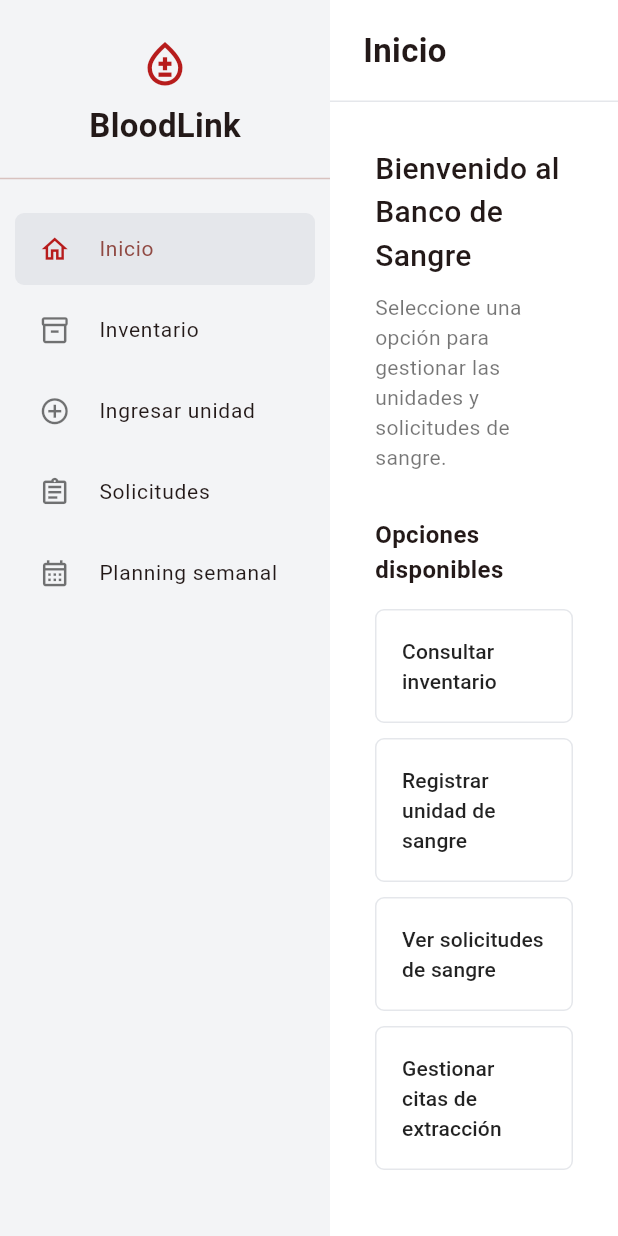
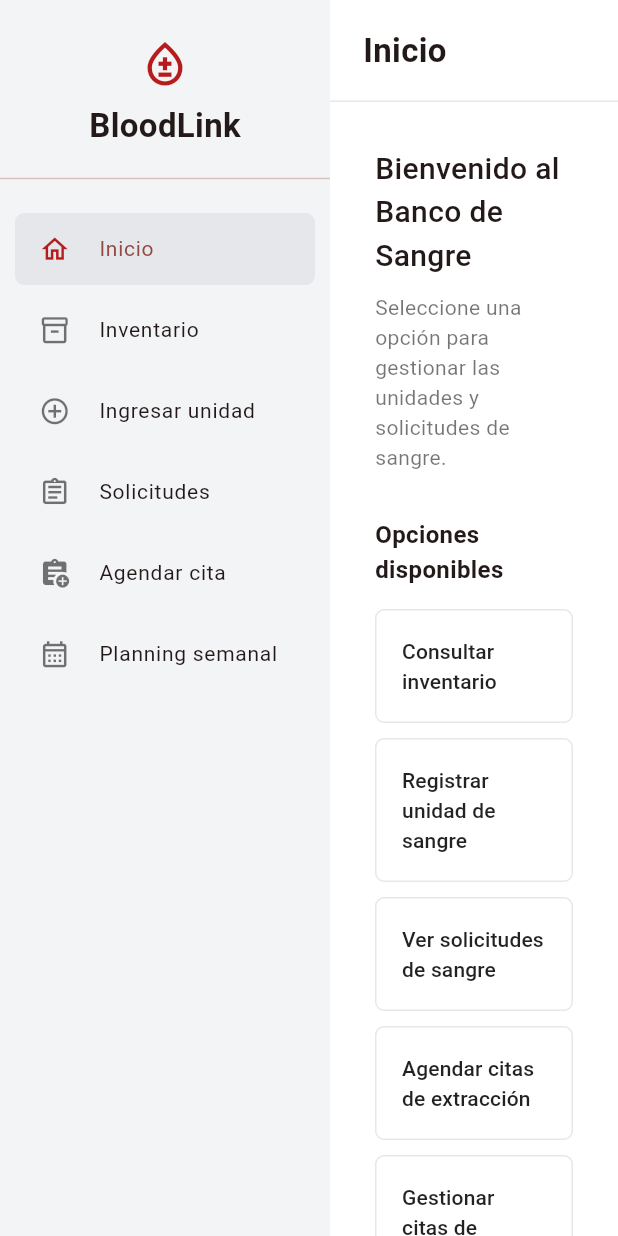
Before and after one commit to Gquilodran/BloodLink, a Flutter app: the screen it shows after launch, on a phone screen of 412 x 824 dp. Run offline on Flutter 3.47's test engine with Material 3 defaults, Android fonts, the phone set to English and light mode, and no system bars; our stand-ins replace file_picker; network calls fail.

Commit message:
Corrección forma de acceder a la pantalla de citas

```diff
--- a/flutter_app/lib/screens/home_screen.dart
+++ b/flutter_app/lib/screens/home_screen.dart
@@ -1,3 +1,4 @@
+import 'package:blood_link/screens/citas_screen.dart';
 import 'package:flutter/material.dart';
 import '../services/blood_bank_service.dart';
 import '../widgets/sidebar.dart';
@@ -27,6 +28,7 @@ class _HomeScreenState extends State<HomeScreen> {
     'Inventario de sangre',
     'Ingresar unidad de sangre',
     'Solicitudes de sangre',
+    'Agendar cita',
     'Planning semanal',
   ];
 
@@ -346,6 +348,10 @@ class _HomeScreenState extends State<HomeScreen> {
     }
 
     if (selectedIndex == 4) {
+      return const CitasScreen();
+    }
+
+    if (selectedIndex == 5) {
       return const PlanningScreen();
     }
 
@@ -377,7 +383,8 @@ class _HomeScreenState extends State<HomeScreen> {
         _opcion('Consultar inventario', 1),
         _opcion('Registrar unidad de sangre', 2),
         _opcion('Ver solicitudes de sangre', 3),
-        _opcion('Gestionar citas de extracción', 4), // NUEVO acceso rápido
+        _opcion('Agendar citas de extracción', 4),
+        _opcion('Gestionar citas de extracción', 5), // NUEVO acceso rápido
       ],
     );
   }
--- a/flutter_app/lib/widgets/sidebar.dart
+++ b/flutter_app/lib/widgets/sidebar.dart
@@ -17,6 +17,7 @@ class Sidebar extends StatelessWidget {
       ('Inventario', Icons.inventory_2_outlined),
       ('Ingresar unidad', Icons.add_circle_outline),
       ('Solicitudes', Icons.assignment_outlined),
+      ('Agendar cita', Icons.assignment_add),
       ('Planning semanal', Icons.calendar_month_outlined),
     ];
 
```
